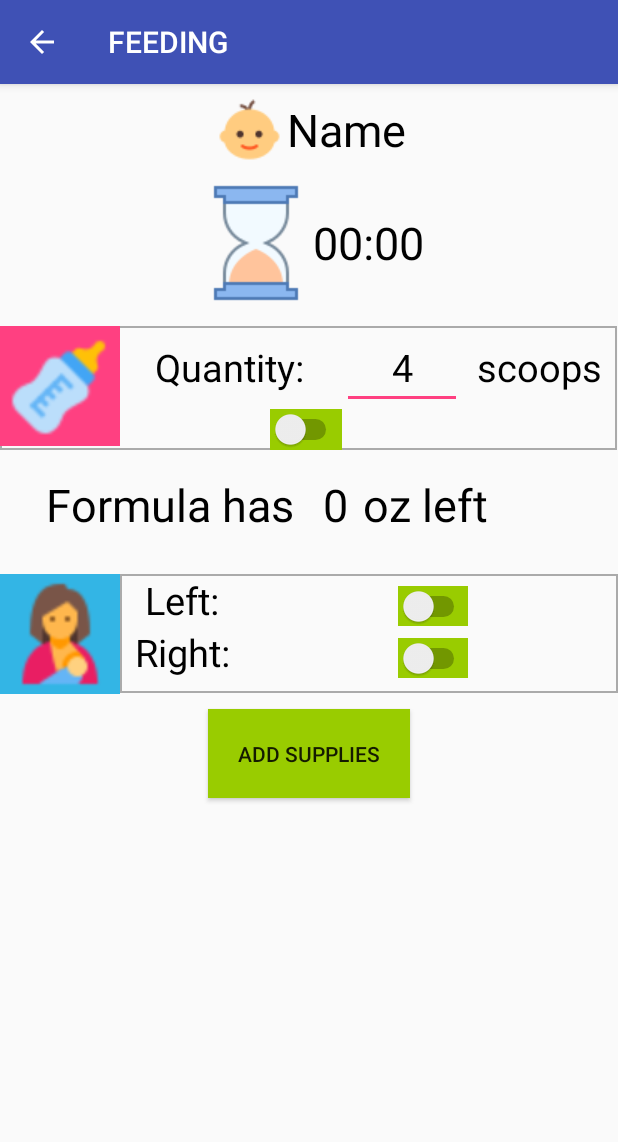
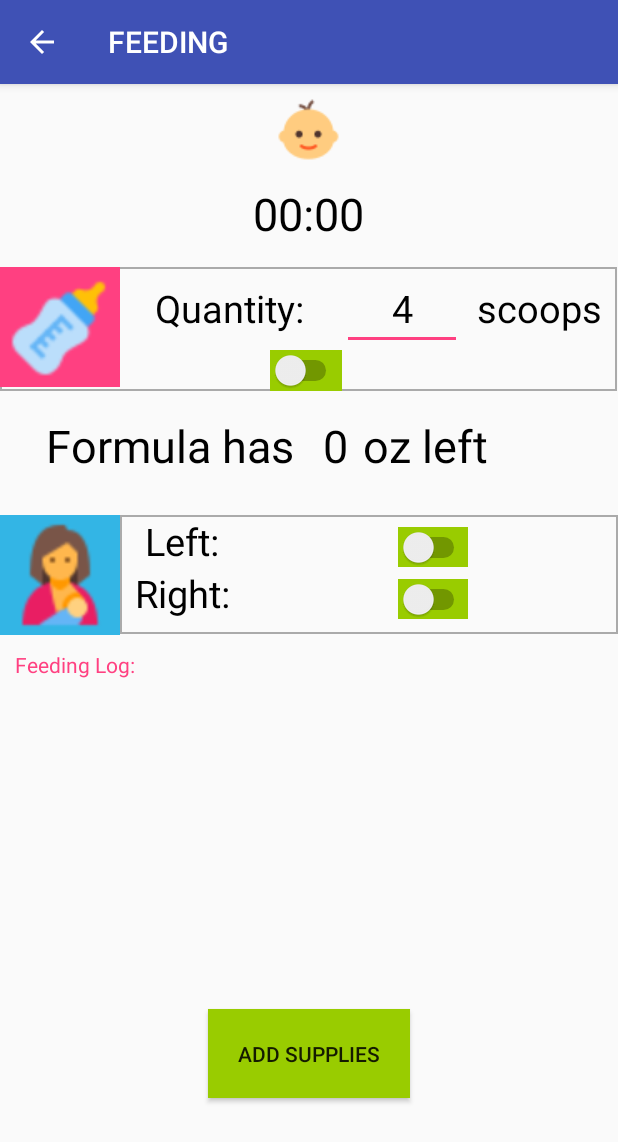
Before and after one commit to loanvo/Android-BabyActivities, an Android app: the FeedingActivity screen opened directly, with no data from a screen before it, on a phone screen of 412 x 824 dp. Shown: the top 1142 px of the screen. Run offline under Robolectric (Android 15) with nearby library versions, the phone set to English and light mode, and no system bars.

Commit message:
Implement feeding log successfully - use listview - add log string every time each switch is checked and unchecked

```diff
--- a/app/build.gradle
+++ b/app/build.gradle
@@ -20,7 +20,7 @@
 }
 
 dependencies {
-    implementation fileTree(dir: 'libs', include: ['*.jar'])
+    implementation fileTree(include: ['*.jar'], dir: 'libs')
     implementation 'com.android.support:appcompat-v7:26.1.0'
     implementation 'com.android.support:design:26.1.0'
     implementation 'com.android.support.constraint:constraint-layout:1.0.2'
--- a/app/src/main/res/layout/activity_feeding.xml
+++ b/app/src/main/res/layout/activity_feeding.xml
@@ -30,7 +30,6 @@
             android:layout_width="wrap_content"
             android:layout_height="wrap_content"
             android:layout_gravity="center"
-            android:drawableLeft="@drawable/timer"
             android:layout_marginVertical="5dp"
             android:gravity="center"
             android:text="00:00"
@@ -204,11 +203,19 @@
         </LinearLayout>
         <LinearLayout
             android:layout_width="wrap_content"
-            android:layout_height="wrap_content">
+            android:layout_height="wrap_content"
+            android:orientation="vertical">
+            <TextView
+                android:layout_width="wrap_content"
+                android:layout_height="wrap_content"
+                android:text="Feeding Log:"
+                android:textColor="@color/colorAccent"
+                android:layout_margin="10dp"/>
         <ListView
             android:layout_width="wrap_content"
-            android:layout_height="wrap_content"
-            android:id="@+id/feeding_logs">
+            android:layout_height="200dp"
+            android:id="@+id/feeding_logs"
+            >
 
         </ListView>
         </LinearLayout>
```
Also changed, not shown: app/src/main/AndroidManifest.xml (+7 -0 lines), app/src/main/java/cs175/babysactivities/FeedingActivity.java (+44 -15 lines), app/src/main/java/cs175/babysactivities/MyService.java (added, +27 -0 lines), app/src/main/aidl/cs175/babysactivities/IMyAidlInterface.aidl (added).
